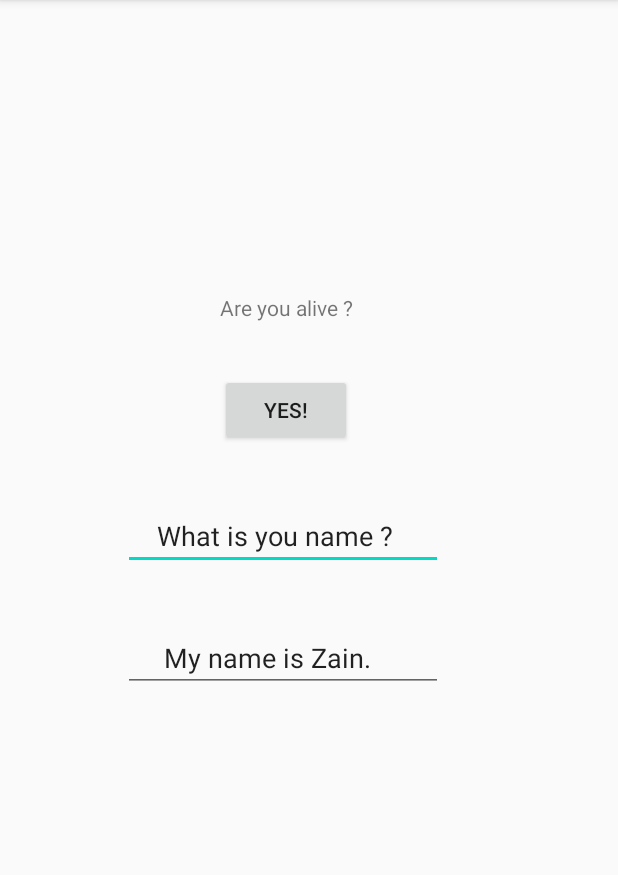
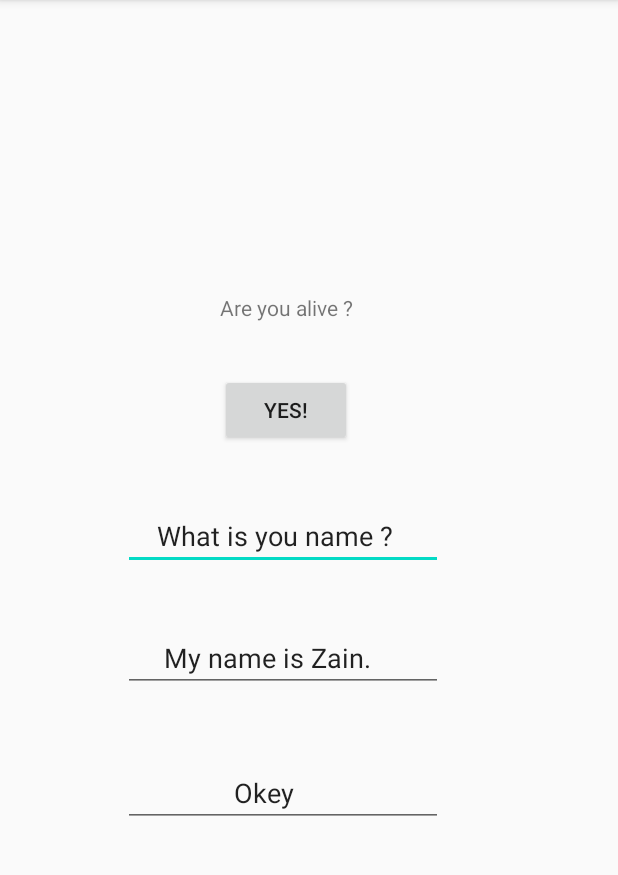
Before and after one commit to Zainyaseen731/Android, an Android app: the screen it shows after launch (MainActivity), on a phone screen of 412 x 824 dp, the part 84-959 px from its top. Run offline under Robolectric (Android 15) with nearby library versions, the phone set to English and light mode, and no system bars.

Commit message:
adding Status

```diff
--- a/app/src/main/res/layout/activity_main.xml
+++ b/app/src/main/res/layout/activity_main.xml
@@ -60,4 +60,18 @@
         app:layout_constraintTop_toBottomOf="@+id/editTextTextPersonName2"
         app:layout_constraintVertical_bias="0.215" />
 
+    <EditText
+        android:id="@+id/editTextTextPersonName4"
+        android:layout_width="wrap_content"
+        android:layout_height="wrap_content"
+        android:ems="10"
+        android:inputType="textPersonName"
+        android:text="               Okey"
+        app:layout_constraintBottom_toBottomOf="parent"
+        app:layout_constraintEnd_toEndOf="parent"
+        app:layout_constraintHorizontal_bias="0.412"
+        app:layout_constraintStart_toStartOf="parent"
+        app:layout_constraintTop_toBottomOf="@+id/editTextTextPersonName3"
+        app:layout_constraintVertical_bias="0.172" />
+
 </androidx.constraintlayout.widget.ConstraintLayout>
```
